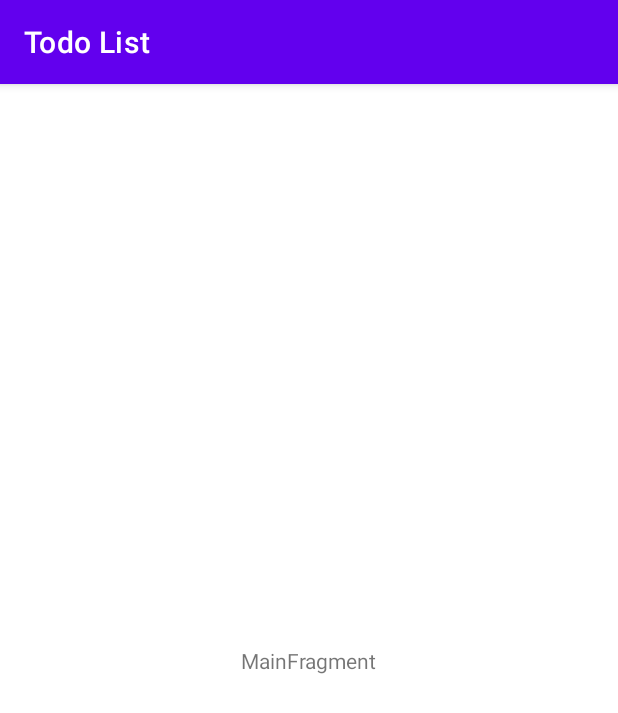
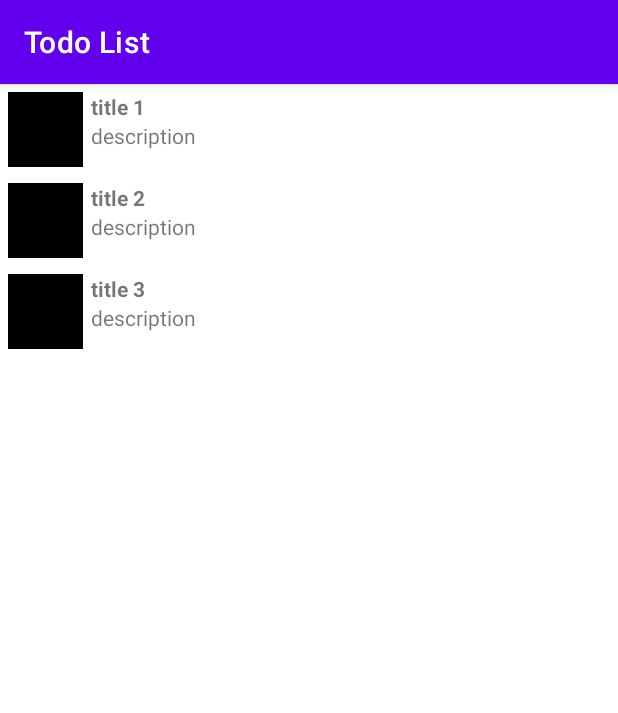
Before and after one commit to Amezu/android-firestore-paginated-list, an Android app: the screen it shows after launch (MainActivity), on a phone screen of 412 x 824 dp. Shown: the top 713 px of the screen. Run offline under Robolectric (Android 15) with nearby library versions, the phone set to English and light mode, and no system bars; our stand-ins replace RxJava.

Commit message:
Add Todos RecyclerView

```diff
--- a/app/build.gradle
+++ b/app/build.gradle
@@ -1,6 +1,7 @@
 plugins {
     id 'com.android.application'
     id 'kotlin-android'
+    id 'kotlin-android-extensions'
 }
 
 android {
@@ -40,5 +41,7 @@ dependencies {
     implementation 'androidx.constraintlayout:constraintlayout:1.1.3'
     implementation 'androidx.lifecycle:lifecycle-livedata-ktx:2.2.0'
     implementation 'androidx.lifecycle:lifecycle-viewmodel-ktx:2.2.0'
-    testImplementation 'junit:junit:4.13.1'
+
+    implementation 'io.reactivex.rxjava2:rxkotlin:2.4.0'
+    implementation 'io.reactivex.rxjava2:rxandroid:2.1.1'
 }
--- a/app/src/main/java/com/github/amezu/todolist/MainActivity.kt
+++ b/app/src/main/java/com/github/amezu/todolist/MainActivity.kt
@@ -1,7 +1,7 @@
 package com.github.amezu.todolist
 
+import android.os.Bundle
 import androidx.appcompat.app.AppCompatActivity
-import android.os.Bundle
 import com.github.amezu.todolist.ui.main.MainFragment
 
 class MainActivity : AppCompatActivity() {
@@ -11,8 +11,8 @@ class MainActivity : AppCompatActivity() {
         setContentView(R.layout.main_activity)
         if (savedInstanceState == null) {
             supportFragmentManager.beginTransaction()
-                    .replace(R.id.container, MainFragment.newInstance())
-                    .commitNow()
+                .replace(R.id.container, MainFragment.newInstance())
+                .commitNow()
         }
     }
 }
--- /dev/null
+++ b/app/src/main/java/com/github/amezu/todolist/model/Todo.kt
@@ -0,0 +1,12 @@
+package com.github.amezu.todolist.model
+
+import java.util.*
+import kotlin.random.Random
+
+data class Todo(
+    val title: String = "",
+    val description: String = "",
+    val iconUrl: String? = null,
+    val createdDate: Date = Date(),
+    val id: Long = Random.nextLong()
+)
--- /dev/null
+++ b/app/src/main/java/com/github/amezu/todolist/repo/TodosRepository.kt
@@ -0,0 +1,18 @@
+package com.github.amezu.todolist.repo
+
+import android.util.Log
+import com.github.amezu.todolist.model.Todo
+import io.reactivex.Single
+
+class TodosRepository {
+    fun get(): Single<List<Todo>> {
+        return Single.fromCallable {
+            Log.d("MainViewModel", "single")
+            listOf(
+                Todo("title 1", "description"),
+                Todo("title 2", "description"),
+                Todo("title 3", "description")
+            )
+        }
+    }
+}
--- a/app/src/main/java/com/github/amezu/todolist/ui/main/MainFragment.kt
+++ b/app/src/main/java/com/github/amezu/todolist/ui/main/MainFragment.kt
@@ -1,12 +1,17 @@
 package com.github.amezu.todolist.ui.main
 
-import androidx.lifecycle.ViewModelProvider
+import android.annotation.SuppressLint
 import android.os.Bundle
-import androidx.fragment.app.Fragment
 import android.view.LayoutInflater
 import android.view.View
 import android.view.ViewGroup
+import android.widget.Toast
+import androidx.fragment.app.Fragment
+import androidx.lifecycle.ViewModelProvider
+import androidx.recyclerview.widget.LinearLayoutManager
 import com.github.amezu.todolist.R
+import com.github.amezu.todolist.model.Todo
+import kotlinx.android.synthetic.main.main_fragment.*
 
 class MainFragment : Fragment() {
 
@@ -15,16 +20,32 @@ class MainFragment : Fragment() {
     }
 
     private lateinit var viewModel: MainViewModel
+    private lateinit var adapter: TodosAdapter
 
-    override fun onCreateView(inflater: LayoutInflater, container: ViewGroup?,
-                              savedInstanceState: Bundle?): View {
+    override fun onCreateView(
+        inflater: LayoutInflater, container: ViewGroup?,
+        savedInstanceState: Bundle?
+    ): View {
         return inflater.inflate(R.layout.main_fragment, container, false)
     }
 
+    @SuppressLint("CheckResult")
     override fun onActivityCreated(savedInstanceState: Bundle?) {
         super.onActivityCreated(savedInstanceState)
         viewModel = ViewModelProvider(this).get(MainViewModel::class.java)
-        // TODO: Use the ViewModel
+
+        adapter = TodosAdapter()
+        lv_todos.adapter = adapter
+        lv_todos.layoutManager = LinearLayoutManager(activity)
+
+        viewModel.loadTodos()
+            .subscribe(
+                { t: List<Todo>? -> adapter.submitList(t) },
+                { t: Throwable -> showError(t) }
+            )
     }
 
+    private fun showError(throwable: Throwable?) {
+        Toast.makeText(context, throwable.toString(), Toast.LENGTH_SHORT).show()
+    }
 }
--- a/app/src/main/java/com/github/amezu/todolist/ui/main/MainViewModel.kt
+++ b/app/src/main/java/com/github/amezu/todolist/ui/main/MainViewModel.kt
@@ -1,7 +1,26 @@
 package com.github.amezu.todolist.ui.main
 
 import androidx.lifecycle.ViewModel
+import com.github.amezu.todolist.model.Todo
+import com.github.amezu.todolist.repo.TodosRepository
+import io.reactivex.Single
+import io.reactivex.android.schedulers.AndroidSchedulers
+import io.reactivex.disposables.CompositeDisposable
+import io.reactivex.schedulers.Schedulers
 
 class MainViewModel : ViewModel() {
-    // TODO: Implement the ViewModel
+    private var todosRepository = TodosRepository()
+    private var compositeDisposable = CompositeDisposable()
+
+    fun loadTodos(): Single<List<Todo>> {
+        return todosRepository.get()
+            .doOnSubscribe { compositeDisposable.add(it) }
+            .subscribeOn(Schedulers.io())
+            .observeOn(AndroidSchedulers.mainThread())
+    }
+
+    override fun onCleared() {
+        compositeDisposable.dispose()
+        super.onCleared()
+    }
 }
--- /dev/null
+++ b/app/src/main/java/com/github/amezu/todolist/ui/main/TodosAdapter.kt
@@ -0,0 +1,44 @@
+package com.github.amezu.todolist.ui.main
+
+import android.view.LayoutInflater
+import android.view.View
+import android.view.ViewGroup
+import android.widget.TextView
+import androidx.recyclerview.widget.DiffUtil
+import androidx.recyclerview.widget.ListAdapter
+import androidx.recyclerview.widget.RecyclerView
+import com.github.amezu.todolist.R
+import com.github.amezu.todolist.model.Todo
+
+class TodosAdapter :
+    ListAdapter<Todo, TodosAdapter.ViewHolder>(TodosDiffCallback) {
+
+    override fun onCreateViewHolder(parent: ViewGroup, viewType: Int): ViewHolder {
+        val v = LayoutInflater.from(parent.context)
+            .inflate(R.layout.todo_row, parent, false)
+        return ViewHolder(v)
+    }
+
+    override fun onBindViewHolder(holder: ViewHolder, position: Int) {
+        val todo = getItem(position)
+        holder.apply {
+            titleView.text = todo.title
+            descriptionView.text = todo.description
+        }
+    }
+
+    class ViewHolder(v: View) : RecyclerView.ViewHolder(v) {
+        internal val titleView: TextView = v.findViewById(R.id.tv_title)
+        internal val descriptionView: TextView = v.findViewById(R.id.tv_desc)
+    }
+}
+
+object TodosDiffCallback : DiffUtil.ItemCallback<Todo>() {
+    override fun areItemsTheSame(oldItem: Todo, newItem: Todo): Boolean {
+        return oldItem == newItem
+    }
+
+    override fun areContentsTheSame(oldItem: Todo, newItem: Todo): Boolean {
+        return oldItem.id == newItem.id
+    }
+}
--- a/app/src/main/res/layout/main_fragment.xml
+++ b/app/src/main/res/layout/main_fragment.xml
@@ -1,20 +1,13 @@
 <?xml version="1.0" encoding="utf-8"?>
-<androidx.constraintlayout.widget.ConstraintLayout xmlns:android="http://schemas.android.com/apk/res/android"
-    xmlns:app="http://schemas.android.com/apk/res-auto"
+<RelativeLayout xmlns:android="http://schemas.android.com/apk/res/android"
     xmlns:tools="http://schemas.android.com/tools"
-    android:id="@+id/main"
     android:layout_width="match_parent"
     android:layout_height="match_parent"
     tools:context=".ui.main.MainFragment">
 
-    <TextView
-        android:id="@+id/message"
-        android:layout_width="wrap_content"
-        android:layout_height="wrap_content"
-        android:text="MainFragment"
-        app:layout_constraintBottom_toBottomOf="parent"
-        app:layout_constraintEnd_toEndOf="parent"
-        app:layout_constraintStart_toStartOf="parent"
-        app:layout_constraintTop_toTopOf="parent" />
+    <androidx.recyclerview.widget.RecyclerView
+        android:id="@+id/lv_todos"
+        android:layout_width="match_parent"
+        android:layout_height="match_parent" />
 
-</androidx.constraintlayout.widget.ConstraintLayout>
+</RelativeLayout>
--- /dev/null
+++ b/app/src/main/res/layout/todo_row.xml
@@ -0,0 +1,37 @@
+<?xml version="1.0" encoding="utf-8"?>
+<LinearLayout xmlns:android="http://schemas.android.com/apk/res/android"
+    xmlns:tools="http://schemas.android.com/tools"
+    android:layout_width="match_parent"
+    android:layout_height="wrap_content"
+    android:orientation="horizontal"
+    android:padding="5dp">
+
+    <ImageView
+        android:id="@+id/iv_picture"
+        android:layout_width="50dp"
+        android:layout_height="50dp"
+        android:layout_marginEnd="5dp"
+        android:scaleType="centerCrop"
+        android:background="@color/black" />
+
+    <LinearLayout
+        android:layout_width="0dp"
+        android:layout_height="wrap_content"
+        android:layout_weight="1"
+        android:orientation="vertical">
+
+        <TextView
+            android:id="@+id/tv_title"
+            android:layout_width="match_parent"
+            android:layout_height="wrap_content"
+            android:textStyle="bold"
+            tools:text="Title" />
+
+        <TextView
+            android:id="@+id/tv_desc"
+            android:layout_width="match_parent"
+            android:layout_height="wrap_content"
+            tools:text="Lorem ipsum dolor sit amet, consectetur adipiscing elit. Donec gravida enim purus, et mattis ligula interdum nec. Proin nunc leo, fringilla ut aliquet sed, accumsan ut mauris. Morbi leo lectus sapien" />
+
+    </LinearLayout>
+</LinearLayout>
```
